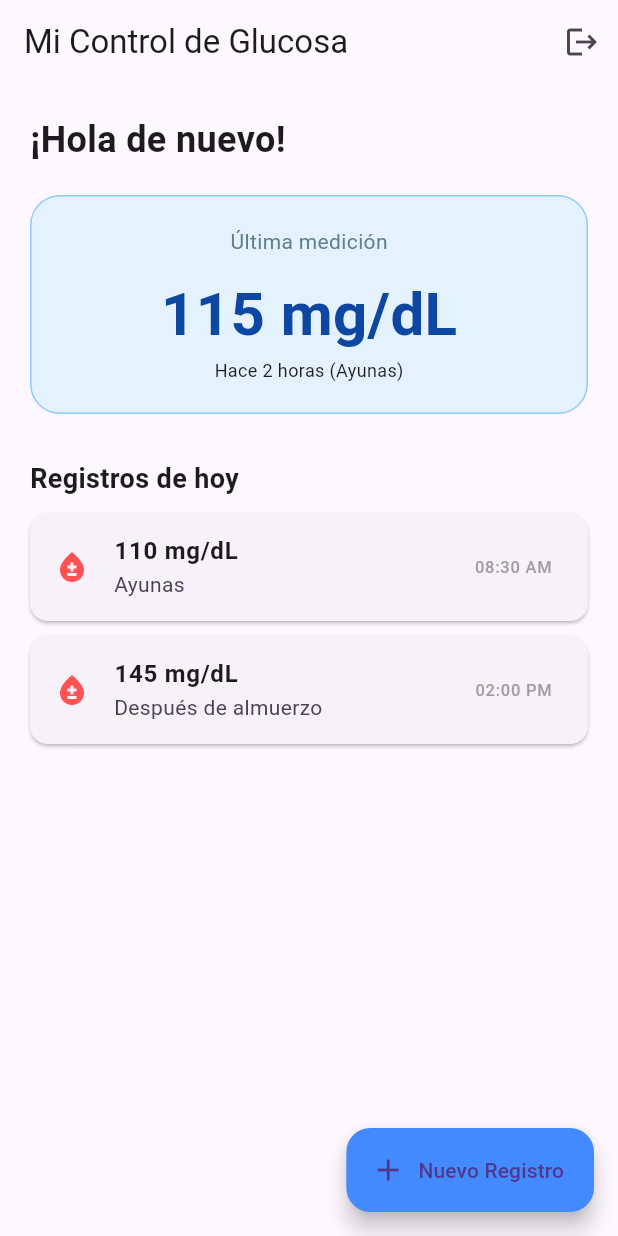
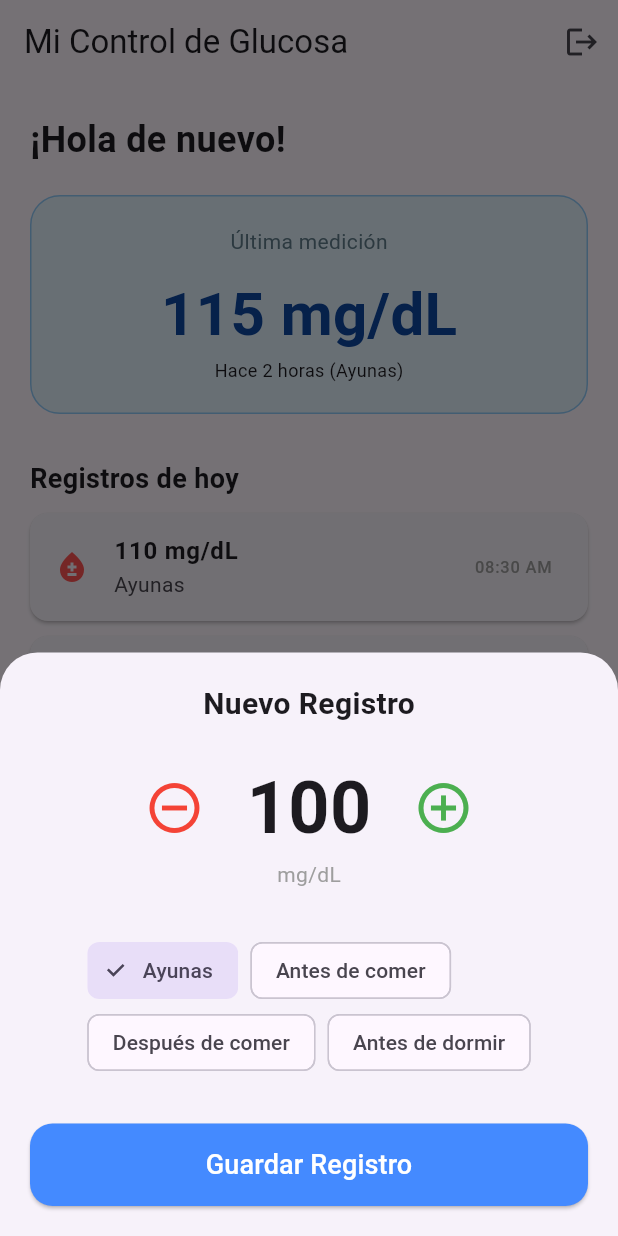
Before and after one commit to paalvarador/gluco_care_app, a Flutter app: the PatientDashboard screen opened directly, after a tap on "Nuevo Registro", on a phone screen of 412 x 824 dp. Run offline on Flutter 3.47's test engine with Material 3 defaults, Android fonts, the phone set to English and light mode, and no system bars; our stand-ins replace cloud_firestore, firebase_auth, firebase_core, google_sign_in; accounts and stored records are empty; network calls fail.

Commit message:
feat: Agregando la funcionalidad al boton de Nuevo Registro

```diff
--- a/lib/main.dart
+++ b/lib/main.dart
@@ -1,5 +1,6 @@
 import 'package:flutter/material.dart';
 import 'package:firebase_core/firebase_core.dart';
+import 'package:gluco_care_app/screens/auth_wrapper.dart';
 import 'screens/role_selection_screen.dart'; // Importa tu pantalla
 import 'firebase_options.dart';
 
@@ -20,7 +21,7 @@ class MyApp extends StatelessWidget {
       title: 'GlucoCare',
       debugShowCheckedModeBanner: false,
       theme: ThemeData(primarySwatch: Colors.blue, useMaterial3: true),
-      home: const RoleSelectionScreen(), // Iniciamos con la selección
+      home: const AuthWrapper(), // Iniciamos con la selección
     );
   }
 }
--- /dev/null
+++ b/lib/screens/add_entry_modal.dart
@@ -0,0 +1,108 @@
+import 'package:flutter/material.dart';
+import 'package:cloud_firestore/cloud_firestore.dart';
+import 'package:firebase_auth/firebase_auth.dart';
+
+class AddEntryModal extends StatefulWidget {
+  const AddEntryModal({super.key});
+
+  @override
+  State<AddEntryModal> createState() => _AddEntryModalState();
+}
+
+class _AddEntryModalState extends State<AddEntryModal> {
+  int _glucoseValue = 100;
+  String _selectedTiming = 'Ayunas';
+  bool _isSaving = false;
+
+  final List<String> _timings = [
+    'Ayunas',
+    'Antes de comer',
+    'Después de comer',
+    'Antes de dormir'
+  ];
+
+  void _saveLog() async {
+    setState(() => _isSaving = true);
+    final user = FirebaseAuth.instance.currentUser;
+
+    if (user != null) {
+      // Definimos riesgo si es mayor a 180 (puedes ajustarlo)
+      bool isHighRisk = _glucoseValue > 180;
+
+      await FirebaseFirestore.instance.collection('glucose_logs').add({
+        'user_id': user.uid,
+        'value': _glucoseValue,
+        'timing': _selectedTiming,
+        'created_at': FieldValue.serverTimestamp(),
+        'is_high_risk': isHighRisk,
+      });
+
+      if (mounted) Navigator.pop(context);
+    }
+  }
+
+  @override
+  Widget build(BuildContext context) {
+    return Padding(
+      padding: EdgeInsets.only(
+        bottom: MediaQuery.of(context).viewInsets.bottom,
+        top: 20, left: 20, right: 20
+      ),
+      child: Column(
+        mainAxisSize: MainAxisSize.min,
+        children: [
+          const Text("Nuevo Registro", style: TextStyle(fontSize: 20, fontWeight: FontWeight.bold)),
+          const SizedBox(height: 20),
+
+          // Selector de valor (mg/dL)
+          Row(
+            mainAxisAlignment: MainAxisAlignment.center,
+            children: [
+              IconButton(
+                onPressed: () => setState(() => _glucoseValue--),
+                icon: const Icon(Icons.remove_circle_outline, size: 40, color: Colors.red),
+              ),
+              Padding(
+                padding: const EdgeInsets.symmetric(horizontal: 20),
+                child: Text("$_glucoseValue", style: const TextStyle(fontSize: 48, fontWeight: FontWeight.bold)),
+              ),
+              IconButton(
+                onPressed: () => setState(() => _glucoseValue++),
+                icon: const Icon(Icons.add_circle_outline, size: 40, color: Colors.green),
+              ),
+            ],
+          ),
+          const Text("mg/dL", style: TextStyle(color: Colors.grey)),
+
+          const SizedBox(height: 30),
+
+          // Selector de momento (Chips)
+          Wrap(
+            spacing: 8,
+            children: _timings.map((t) => ChoiceChip(
+              label: Text(t),
+              selected: _selectedTiming == t,
+              onSelected: (val) => setState(() => _selectedTiming = t),
+            )).toList(),
+          ),
+
+          const SizedBox(height: 30),
+
+          _isSaving
+            ? const CircularProgressIndicator()
+            : ElevatedButton(
+                onPressed: _saveLog,
+                style: ElevatedButton.styleFrom(
+                  minimumSize: const Size(double.infinity, 55),
+                  backgroundColor: Colors.blueAccent,
+                  foregroundColor: Colors.white,
+                  shape: RoundedRectangleBorder(borderRadius: BorderRadius.circular(15))
+                ),
+                child: const Text("Guardar Registro", style: TextStyle(fontSize: 18)),
+              ),
+          const SizedBox(height: 20),
+        ],
+      ),
+    );
+  }
+}
--- a/lib/screens/patient_dashboard.dart
+++ b/lib/screens/patient_dashboard.dart
@@ -1,5 +1,6 @@
 import 'package:flutter/material.dart';
 import 'package:firebase_auth/firebase_auth.dart';
+import 'package:gluco_care_app/screens/add_entry_modal.dart';
 import '../services/auth_service.dart';
 
 class PatientDashboard extends StatelessWidget {
@@ -16,7 +17,7 @@ class PatientDashboard extends StatelessWidget {
             onPressed: () async {
               // Implementaremos el logout después
             },
-          )
+          ),
         ],
       ),
       body: SingleChildScrollView(
@@ -41,23 +42,32 @@ class PatientDashboard extends StatelessWidget {
               ),
               child: Column(
                 children: [
-                  const Text("Última medición", style: TextStyle(color: Colors.blueGrey)),
+                  const Text(
+                    "Última medición",
+                    style: TextStyle(color: Colors.blueGrey),
+                  ),
                   const SizedBox(height: 10),
                   Text(
                     "115 mg/dL", // Esto vendrá de Firestore luego
                     style: TextStyle(
                       fontSize: 40,
                       fontWeight: FontWeight.bold,
-                      color: Colors.blue.shade900
+                      color: Colors.blue.shade900,
                     ),
                   ),
-                  const Text("Hace 2 horas (Ayunas)", style: TextStyle(fontSize: 12)),
+                  const Text(
+                    "Hace 2 horas (Ayunas)",
+                    style: TextStyle(fontSize: 12),
+                  ),
                 ],
               ),
             ),
 
             const SizedBox(height: 30),
-            const Text("Registros de hoy", style: TextStyle(fontSize: 18, fontWeight: FontWeight.bold)),
+            const Text(
+              "Registros de hoy",
+              style: TextStyle(fontSize: 18, fontWeight: FontWeight.bold),
+            ),
             const SizedBox(height: 10),
 
             // Lista simple de ejemplo
@@ -70,7 +80,14 @@ class PatientDashboard extends StatelessWidget {
       // BOTÓN GRANDE PARA REGISTRAR
       floatingActionButton: FloatingActionButton.extended(
         onPressed: () {
-          // Aquí abriremos el formulario de registro
+          showModalBottomSheet(
+            context: context,
+            isScrollControlled: true,
+            shape: const RoundedRectangleBorder(
+              borderRadius: BorderRadius.vertical(top: Radius.circular(25)),
+            ),
+            builder: (context) => const AddEntryModal(),
+          );
         },
         label: const Text("Nuevo Registro"),
         icon: const Icon(Icons.add),
```
Also changed, not shown: lib/models/glucose_log.dart (added, +29 -0 lines).
